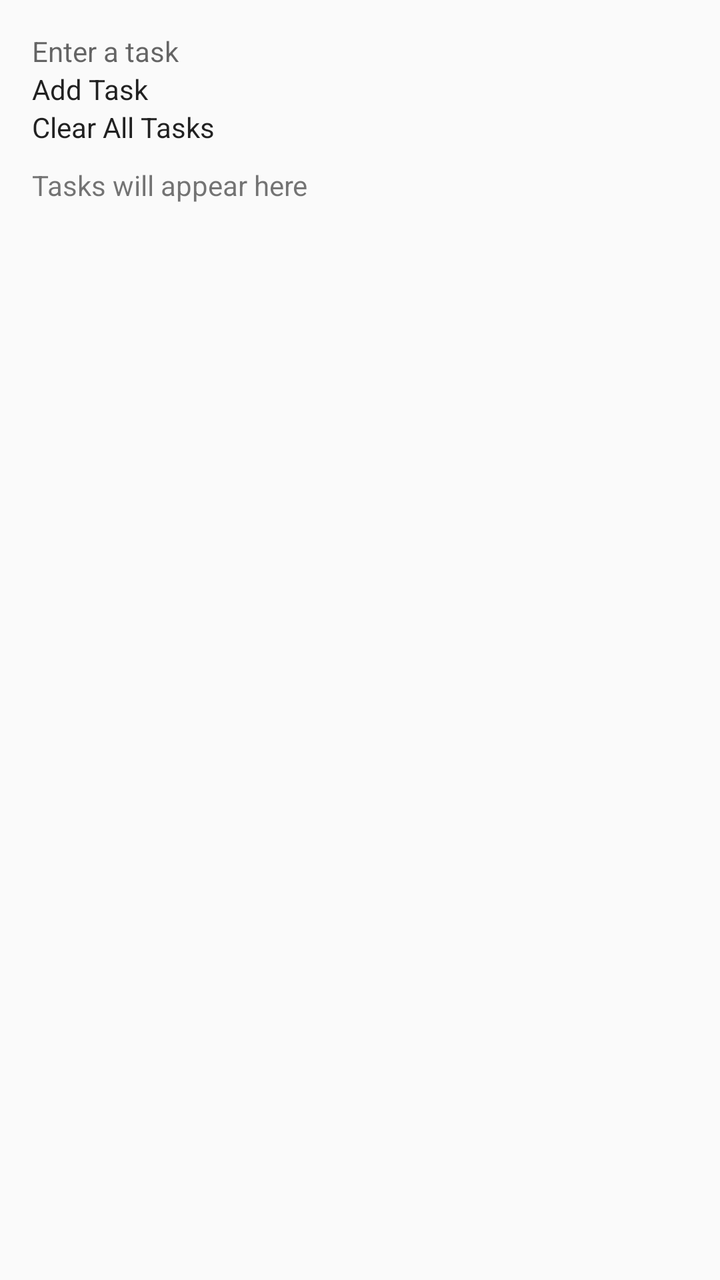
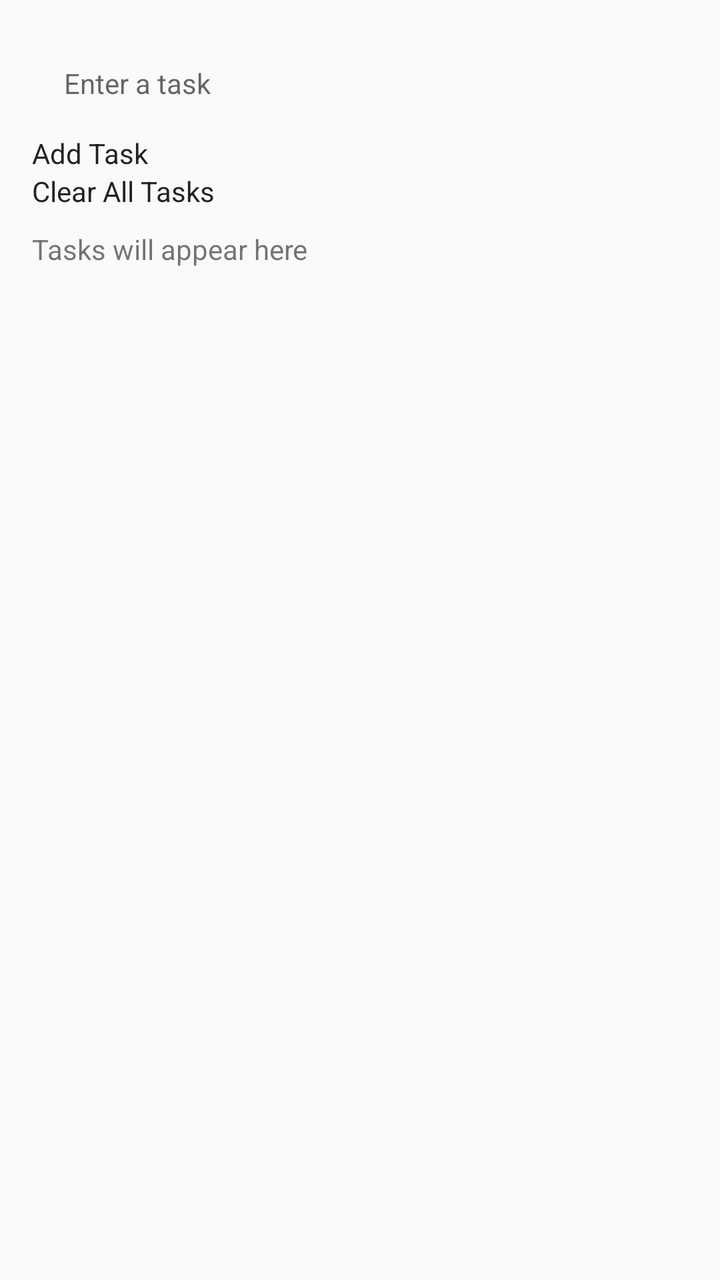

Screens rendered from an Android XML layout before and after an edit, with the pre-edit source and the edit as a unified diff.
<!-- AndroidManifest.xml: activity theme Theme.MADPractical1Osinada -->
<!-- res/layout/main.xml -->
<?xml version="1.0" encoding="utf-8"?>
<LinearLayout xmlns:android="http://schemas.android.com/apk/res/android"
    android:layout_width="match_parent"
    android:layout_height="match_parent"
    android:orientation="vertical"
    android:padding="16dp">

    <EditText
        android:id="@+id/taskInput"
        android:layout_width="match_parent"
        android:layout_height="wrap_content"
        android:hint="Enter a task" />

    <Button
        android:id="@+id/addTaskButton"
        android:layout_width="match_parent"
        android:layout_height="wrap_content"
        android:text="Add Task" />

    <Button
        android:id="@+id/clearTasksButton"
        android:layout_width="match_parent"
        android:layout_height="wrap_content"
        android:text="Clear All Tasks" />

    <TextView
        android:id="@+id/taskList"
        android:layout_width="match_parent"
        android:layout_height="wrap_content"
        android:text="Tasks will appear here"
        android:paddingTop="10dp" />

</LinearLayout>
<!-- resources referenced by this layout -->
<resources>
  <style name="Theme.MADPractical1Osinada" parent="android:Theme.Material.Light.NoActionBar" />
</resources>

<!-- the commit's change to res/layout/main.xml (unified diff, before → after) -->
@@ -9,6 +9,7 @@
         android:id="@+id/taskInput"
         android:layout_width="match_parent"
         android:layout_height="wrap_content"
+        android:padding="16dp"
         android:hint="Enter a task" />
 
     <Button
